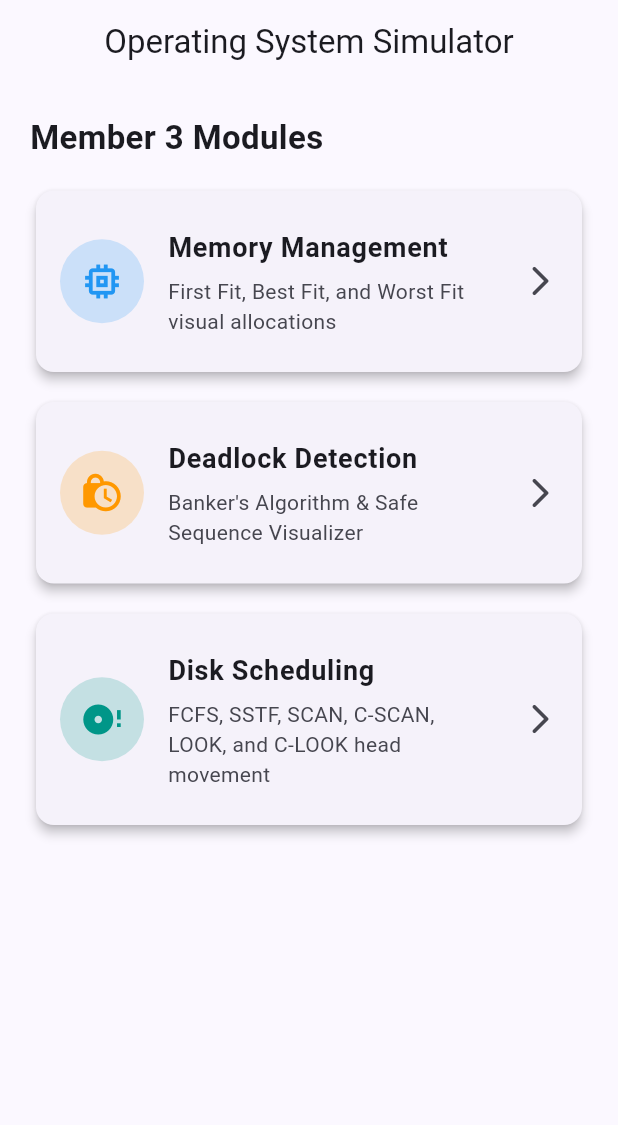
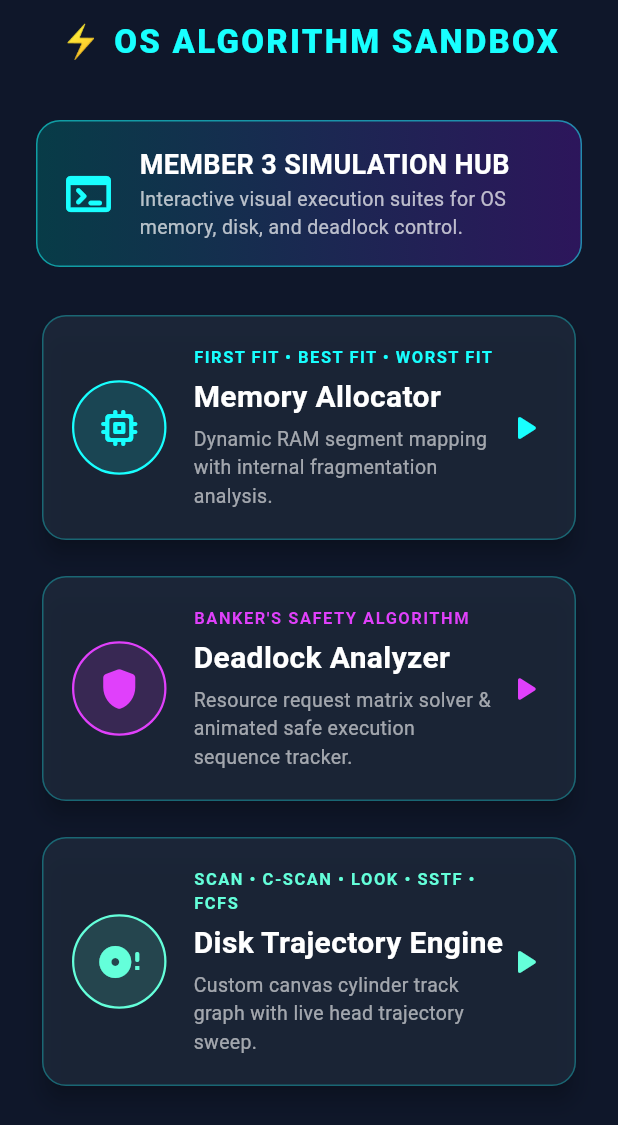
Before and after one commit to rakshithaarvind2007-cpu/os-sandbox, a Flutter app: the screen it shows after launch, on a phone screen of 412 x 824 dp. Shown: the top 1125 px of the screen. Run offline on Flutter 3.47's test engine with Material 3 defaults, Android fonts, the phone set to English and light mode, and no system bars.

Commit message:
style(member3): upgrade dashboard UI with dark theme and valid theme attributes

```diff
--- a/lib/main.dart
+++ b/lib/main.dart
@@ -13,64 +13,108 @@ class OSSandboxApp extends StatelessWidget {
   @override
   Widget build(BuildContext context) {
     return MaterialApp(
-      title: 'OS Simulator',
+      title: 'OS Cyber Sandbox',
       debugShowCheckedModeBanner: false,
-      theme: ThemeData(
-        colorScheme: ColorScheme.fromSeed(seedColor: Colors.indigo),
-        useMaterial3: true,
+      theme: ThemeData.dark().copyWith(
+        scaffoldBackgroundColor: const Color(0xFF0F172A),
+        colorScheme: const ColorScheme.dark(
+          primary: Colors.cyanAccent,
+          secondary: Colors.purpleAccent,
+          surface: Color(0xFF1E293B),
+        ),
+        cardTheme: CardThemeData(
+          color: const Color(0xFF1E293B).withOpacity(0.8),
+          elevation: 6,
+          shape: RoundedRectangleBorder(
+            borderRadius: BorderRadius.circular(16),
+            side: BorderSide(color: Colors.cyanAccent.withOpacity(0.3), width: 1),
+          ),
+        ),
       ),
-      home: const DashboardPage(),
+      home: const CyberDashboard(),
     );
   }
 }
 
-class DashboardPage extends StatelessWidget {
-  const DashboardPage({super.key});
+class CyberDashboard extends StatelessWidget {
+  const CyberDashboard({super.key});
 
   @override
   Widget build(BuildContext context) {
     return Scaffold(
       appBar: AppBar(
-        title: const Text('Operating System Simulator'),
+        title: const Text(
+          '⚡ OS ALGORITHM SANDBOX',
+          style: TextStyle(fontWeight: FontWeight.w900, letterSpacing: 1.5, color: Colors.cyanAccent),
+        ),
         centerTitle: true,
+        backgroundColor: const Color(0xFF0F172A),
+        elevation: 0,
       ),
-      body: Padding(
-        padding: const EdgeInsets.all(20.0),
+      body: SingleChildScrollView(
+        padding: const EdgeInsets.all(24.0),
         child: Column(
-          crossAxisAlignment: CrossAxisAlignment.stretch,
+          crossAxisAlignment: CrossAxisAlignment.start,
           children: [
-            const Text(
-              'Member 3 Modules',
-              style: TextStyle(
-                fontSize: 22,
-                fontWeight: FontWeight.bold,
+            Container(
+              padding: const EdgeInsets.all(16),
+              decoration: BoxDecoration(
+                gradient: LinearGradient(
+                  colors: [Colors.cyan.shade900.withOpacity(0.5), Colors.purple.shade900.withOpacity(0.5)],
+                ),
+                borderRadius: BorderRadius.circular(16),
+                border: Border.all(color: Colors.cyanAccent.withOpacity(0.5)),
+              ),
+              child: const Row(
+                children: [
+                  Icon(Icons.terminal_rounded, color: Colors.cyanAccent, size: 36),
+                  SizedBox(width: 16),
+                  Expanded(
+                    child: Column(
+                      crossAxisAlignment: CrossAxisAlignment.start,
+                      children: [
+                        Text(
+                          'MEMBER 3 SIMULATION HUB',
+                          style: TextStyle(fontSize: 18, fontWeight: FontWeight.bold, color: Colors.white),
+                        ),
+                        Text(
+                          'Interactive visual execution suites for OS memory, disk, and deadlock control.',
+                          style: TextStyle(color: Colors.white70, fontSize: 13),
+                        ),
+                      ],
+                    ),
+                  ),
+                ],
               ),
             ),
-            const SizedBox(height: 16),
-            _buildModuleCard(
+            const SizedBox(height: 28),
+            _buildCyberCard(
               context,
-              title: 'Memory Management',
-              description: 'First Fit, Best Fit, and Worst Fit visual allocations',
-              icon: Icons.memory,
-              color: Colors.blue,
+              title: 'Memory Allocator',
+              tagline: 'FIRST FIT • BEST FIT • WORST FIT',
+              description: 'Dynamic RAM segment mapping with internal fragmentation analysis.',
+              icon: Icons.memory_rounded,
+              accentColor: Colors.cyanAccent,
               page: const MemoryPage(),
             ),
-            const SizedBox(height: 12),
-            _buildModuleCard(
+            const SizedBox(height: 16),
+            _buildCyberCard(
               context,
-              title: 'Deadlock Detection',
-              description: "Banker's Algorithm & Safe Sequence Visualizer",
-              icon: Icons.lock_clock,
-              color: Colors.orange,
+              title: 'Deadlock Analyzer',
+              tagline: "BANKER'S SAFETY ALGORITHM",
+              description: 'Resource request matrix solver & animated safe execution sequence tracker.',
+              icon: Icons.shield_rounded,
+              accentColor: Colors.purpleAccent,
               page: const DeadlockPage(),
             ),
-            const SizedBox(height: 12),
-            _buildModuleCard(
+            const SizedBox(height: 16),
+            _buildCyberCard(
               context,
-              title: 'Disk Scheduling',
-              description: 'FCFS, SSTF, SCAN, C-SCAN, LOOK, and C-LOOK head movement',
-              icon: Icons.disc_full,
-              color: Colors.teal,
+              title: 'Disk Trajectory Engine',
+              tagline: 'SCAN • C-SCAN • LOOK • SSTF • FCFS',
+              description: 'Custom canvas cylinder track graph with live head trajectory sweep.',
+              icon: Icons.disc_full_rounded,
+              accentColor: Colors.tealAccent,
               page: const DiskPage(),
             ),
           ],
@@ -79,39 +123,60 @@ class DashboardPage extends StatelessWidget {
     );
   }
 
-  Widget _buildModuleCard(
+  Widget _buildCyberCard(
     BuildContext context, {
     required String title,
+    required String tagline,
     required String description,
     required IconData icon,
-    required Color color,
+    required Color accentColor,
     required Widget page,
   }) {
     return Card(
-      elevation: 3,
-      shape: RoundedRectangleBorder(borderRadius: BorderRadius.circular(12)),
-      child: ListTile(
-        contentPadding: const EdgeInsets.all(16),
-        leading: CircleAvatar(
-          backgroundColor: color.withOpacity(0.2),
-          radius: 28,
-          child: Icon(icon, color: color, size: 30),
+      child: InkWell(
+        borderRadius: BorderRadius.circular(16),
+        onTap: () {
+          Navigator.push(context, MaterialPageRoute(builder: (context) => page));
+        },
+        child: Padding(
+          padding: const EdgeInsets.all(20.0),
+          child: Row(
+            children: [
+              Container(
+                padding: const EdgeInsets.all(14),
+                decoration: BoxDecoration(
+                  color: accentColor.withOpacity(0.15),
+                  shape: BoxShape.circle,
+                  border: Border.all(color: accentColor, width: 1.5),
+                ),
+                child: Icon(icon, color: accentColor, size: 32),
+              ),
+              const SizedBox(width: 18),
+              Expanded(
+                child: Column(
+                  crossAxisAlignment: CrossAxisAlignment.start,
+                  children: [
+                    Text(
+                      tagline,
+                      style: TextStyle(color: accentColor, fontSize: 11, fontWeight: FontWeight.bold, letterSpacing: 1),
+                    ),
+                    const SizedBox(height: 4),
+                    Text(
+                      title,
+                      style: const TextStyle(fontSize: 20, fontWeight: FontWeight.bold, color: Colors.white),
+                    ),
+                    const SizedBox(height: 4),
+                    Text(
+                      description,
+                      style: const TextStyle(color: Colors.white60, fontSize: 13),
+                    ),
+                  ],
+                ),
+              ),
+              Icon(Icons.play_arrow_rounded, color: accentColor, size: 28),
+            ],
+          ),
         ),
-        title: Text(
-          title,
-          style: const TextStyle(fontSize: 18, fontWeight: FontWeight.bold),
-        ),
-        subtitle: Padding(
-          padding: const EdgeInsets.only(top: 6.0),
-          child: Text(description),
-        ),
-        trailing: const Icon(Icons.arrow_forward_ios_rounded),
-        onTap: () {
-          Navigator.push(
-            context,
-            MaterialPageRoute(builder: (context) => page),
-          );
-        },
       ),
     );
   }
--- a/lib/member3/deadlock/deadlock_page.dart
+++ b/lib/member3/deadlock/deadlock_page.dart
@@ -196,7 +196,6 @@ class _DeadlockPageState extends State<DeadlockPage> {
     return Column(
       crossAxisAlignment: CrossAxisAlignment.start,
       children: [
-        // System Status Card
         Card(
           color: isSafe ? Colors.green.shade50 : Colors.red.shade50,
           elevation: 2,
@@ -239,8 +238,6 @@ class _DeadlockPageState extends State<DeadlockPage> {
           ),
         ),
         const SizedBox(height: 20),
-
-        // Safe Sequence Timeline Visualizer
         if (isSafe) ...[
           const Text(
             'Execution Safe Sequence',
@@ -285,8 +282,6 @@ class _DeadlockPageState extends State<DeadlockPage> {
           ),
           const SizedBox(height: 24),
         ],
-
-        // Need Matrix Table
         const Text(
           'Computed Need Matrix [Max - Allocation]',
           style: TextStyle(fontSize: 18, fontWeight: FontWeight.bold),
@@ -300,7 +295,9 @@ class _DeadlockPageState extends State<DeadlockPage> {
               border: TableBorder.all(color: Colors.grey.shade300, width: 1),
               children: [
                 TableRow(
-                  backgroundColor: Colors.grey.shade100,
+                  decoration: BoxDecoration(
+                    color: Colors.grey.shade100,
+                  ),
                   children: [
                     const Padding(
                       padding: EdgeInsets.all(8.0),
```
